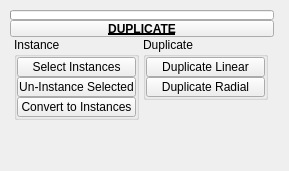
Old version of the form tentacle/ui/uiLevel_3/duplicate.ui in the repository m3trik/tentacle.
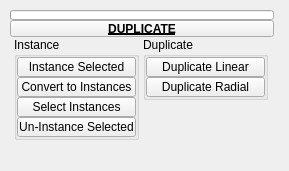
New version of the form. Custom widgets are drawn as their Qt base class.

```diff
--- a/tentacle/ui/uiLevel_3/duplicate.ui
+++ b/tentacle/ui/uiLevel_3/duplicate.ui
@@ -81,7 +81,7 @@
       <x>10</x>
       <y>10</y>
       <width>264</width>
-      <height>131</height>
+      <height>135</height>
      </rect>
     </property>
     <layout class="QGridLayout" name="gridLayout_2">
@@ -156,6 +156,86 @@
             <property name="bottomMargin">
              <number>0</number>
             </property>
+            <item>
+             <widget class="QPushButton" name="b000">
+              <property name="minimumSize">
+               <size>
+                <width>0</width>
+                <height>20</height>
+               </size>
+              </property>
+              <property name="maximumSize">
+               <size>
+                <width>999</width>
+                <height>20</height>
+               </size>
+              </property>
+              <property name="toolTip">
+               <string>&lt;html&gt;&lt;head/&gt;&lt;body&gt;&lt;p&gt;Create instances of any selected objects.&lt;/p&gt;&lt;/body&gt;&lt;/html&gt;</string>
+              </property>
+              <property name="text">
+               <string>Instance Selected</string>
+              </property>
+              <property name="iconSize">
+               <size>
+                <width>18</width>
+                <height>18</height>
+               </size>
+              </property>
+              <property name="autoDefault">
+               <bool>false</bool>
+              </property>
+              <property name="default">
+               <bool>false</bool>
+              </property>
+              <property name="flat">
+               <bool>false</bool>
+              </property>
+              <property name="bnabled" stdset="0">
+               <bool>true</bool>
+              </property>
+             </widget>
+            </item>
+            <item>
+             <widget class="QPushButton" name="b001">
+              <property name="minimumSize">
+               <size>
+                <width>0</width>
+                <height>20</height>
+               </size>
+              </property>
+              <property name="maximumSize">
+               <size>
+                <width>999</width>
+                <height>20</height>
+               </size>
+              </property>
+              <property name="toolTip">
+               <string>&lt;html&gt;&lt;head/&gt;&lt;body&gt;&lt;p&gt;The first selected object will be instanced across all other selected objects.&lt;/p&gt;&lt;/body&gt;&lt;/html&gt;</string>
+              </property>
+              <property name="text">
+               <string>Convert to Instances</string>
+              </property>
+              <property name="iconSize">
+               <size>
+                <width>18</width>
+                <height>18</height>
+               </size>
+              </property>
+              <property name="autoDefault">
+               <bool>false</bool>
+              </property>
+              <property name="default">
+               <bool>false</bool>
+              </property>
+              <property name="flat">
+               <bool>false</bool>
+              </property>
+              <property name="bnabled" stdset="0">
+               <bool>true</bool>
+              </property>
+             </widget>
+            </item>
             <item>
              <widget class="QPushButton" name="b004">
               <property name="minimumSize">
@@ -236,46 +316,6 @@
               </property>
              </widget>
             </item>
-            <item>
-             <widget class="QPushButton" name="b001">
-              <property name="minimumSize">
-               <size>
-                <width>0</width>
-                <height>20</height>
-               </size>
-              </property>
-              <property name="maximumSize">
-               <size>
-                <width>999</width>
-                <height>20</height>
-               </size>
-              </property>
-              <property name="toolTip">
-               <string>&lt;html&gt;&lt;head/&gt;&lt;body&gt;&lt;p&gt;The first selected object will be instanced across all other selected objects.&lt;/p&gt;&lt;/body&gt;&lt;/html&gt;</string>
-              </property>
-              <property name="text">
-               <string>Convert to Instances</string>
-              </property>
-              <property name="iconSize">
-               <size>
-                <width>18</width>
-                <height>18</height>
-               </size>
-              </property>
-              <property name="autoDefault">
-               <bool>false</bool>
-              </property>
-              <property name="default">
-               <bool>false</bool>
-              </property>
-              <property name="flat">
-               <bool>false</bool>
-              </property>
-              <property name="bnabled" stdset="0">
-               <bool>true</bool>
-              </property>
-             </widget>
-            </item>
            </layout>
           </widget>
          </item>
```
